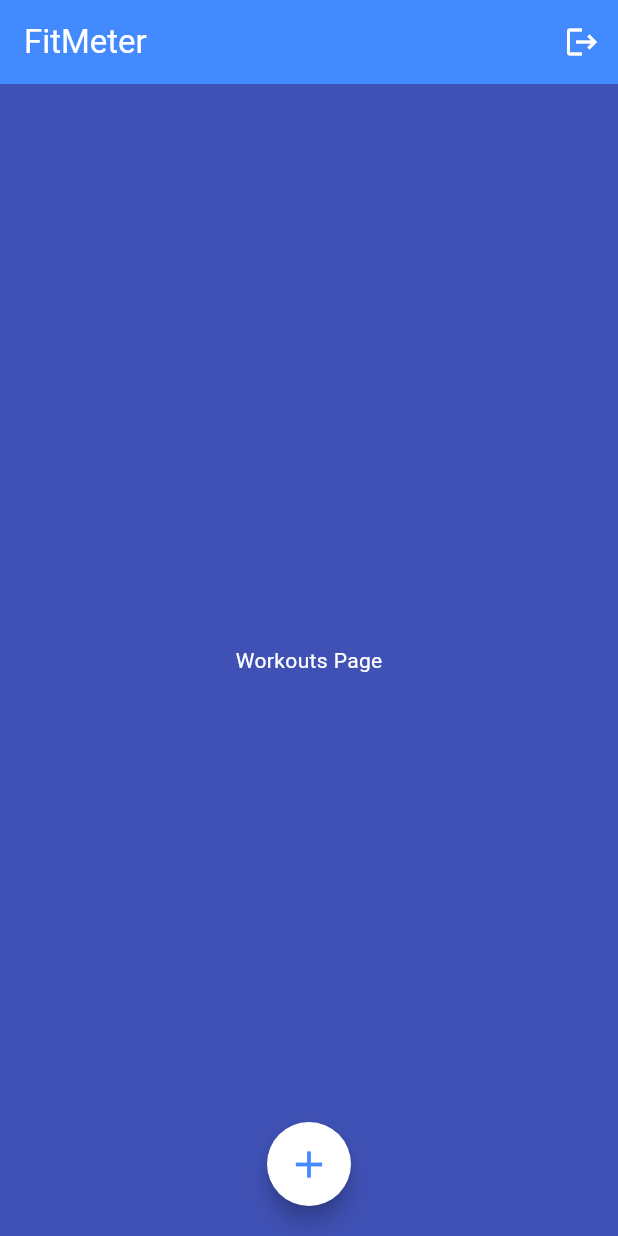
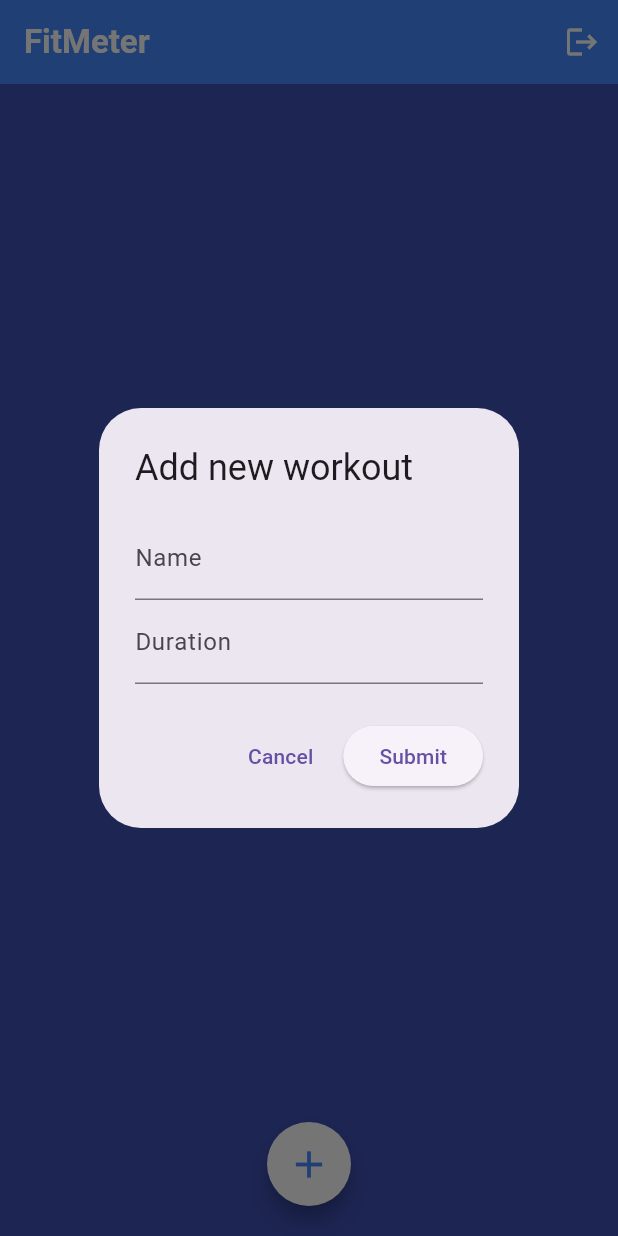
Before and after one commit to Kri4n/FitMeter-Mobile, a Flutter app: the WorkoutsPage screen opened directly, after a tap on the "add" icon, on a phone screen of 412 x 824 dp. Run offline on Flutter 3.47's test engine with Material 3 defaults, Android fonts, the light colour scheme and no system bars; our stand-ins replace flutter_dotenv, flutter_riverpod, flutter_secure_storage; accounts and stored records are empty; network calls fail.

Commit message:
Added new workout form

```diff
--- a/lib/views/pages/workouts.dart
+++ b/lib/views/pages/workouts.dart
@@ -12,6 +12,10 @@ class WorkoutsPage extends StatefulWidget {
 }
 
 class _WorkoutsPageState extends State<WorkoutsPage> {
+  final _formKey = GlobalKey<FormState>();
+  final TextEditingController _workout = TextEditingController();
+  final TextEditingController _duration = TextEditingController();
+
   Future<void> readToken() async {
     var storedToken = await SecureStorage.readToken();
     if (storedToken == null) {
@@ -24,6 +28,60 @@ class _WorkoutsPageState extends State<WorkoutsPage> {
     }
   }
 
+  Future<void> _addNewWorkoutForm() async {
+    showDialog(
+      context: context,
+      builder: (context) {
+        return AlertDialog(
+          title: const Text("Add new workout"),
+          content: Form(
+            key: _formKey,
+            child: Column(
+              mainAxisSize: MainAxisSize.min, // prevents full-screen height
+              children: [
+                TextFormField(
+                  controller: _workout,
+                  decoration: const InputDecoration(labelText: "Name"),
+                  validator: (value) {
+                    if (value == null || value.isEmpty) {
+                      return "Please enter your workout";
+                    }
+                    return null;
+                  },
+                ),
+                TextFormField(
+                  controller: _duration,
+                  decoration: const InputDecoration(labelText: "Duration"),
+                  validator: (value) {
+                    if (value == null || value.isEmpty) {
+                      return "Please enter duration";
+                    }
+                    return null;
+                  },
+                ),
+              ],
+            ),
+          ),
+          actions: [
+            TextButton(
+              onPressed: () => Navigator.pop(context), // close dialog
+              child: const Text("Cancel"),
+            ),
+            ElevatedButton(
+              onPressed: () {
+                if (_formKey.currentState!.validate()) {
+                  // handle form submission
+                  Navigator.pop(context); // close dialog
+                }
+              },
+              child: const Text("Submit"),
+            ),
+          ],
+        );
+      },
+    );
+  }
+
   @override
   void initState() {
     super.initState();
@@ -34,7 +92,10 @@ class _WorkoutsPageState extends State<WorkoutsPage> {
   Widget build(BuildContext context) {
     return Scaffold(
       appBar: AppBar(
-        title: const Text('FitMeter', style: TextStyle(color: Colors.white)),
+        title: const Text(
+          'FitMeter',
+          style: TextStyle(color: Colors.white, fontWeight: FontWeight.bold),
+        ),
         backgroundColor: Colors.blueAccent,
         actions: [
           IconButton(
@@ -76,7 +137,7 @@ class _WorkoutsPageState extends State<WorkoutsPage> {
         child: Column(
           mainAxisSize: MainAxisSize.min,
           children: [
-            Text('Workouts Page', style: TextStyle(color: Colors.white)),
+            Text('No Workouts', style: TextStyle(color: Colors.white)),
           ],
         ),
       ),
@@ -87,6 +148,7 @@ class _WorkoutsPageState extends State<WorkoutsPage> {
             if (kDebugMode) {
               print("Add Workout");
             }
+            _addNewWorkoutForm();
           },
           backgroundColor: Colors.white,
           shape: const CircleBorder(),
```
Also changed, not shown: lib/views/pages/addworkout.dart (added, +15 -0 lines).
